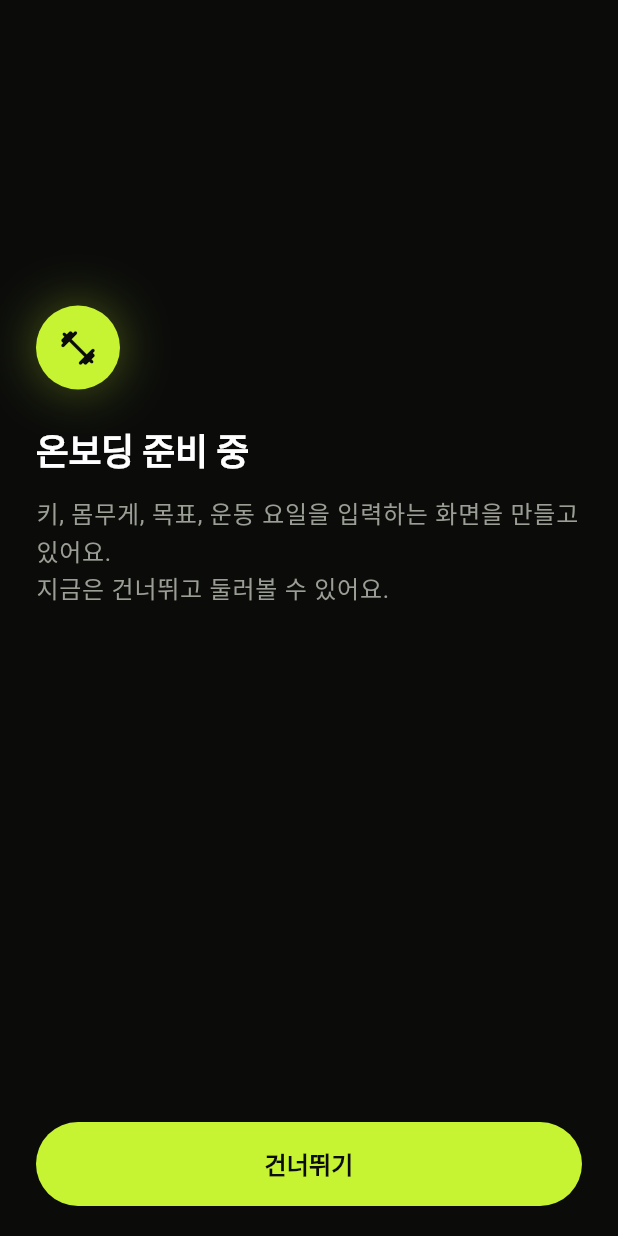
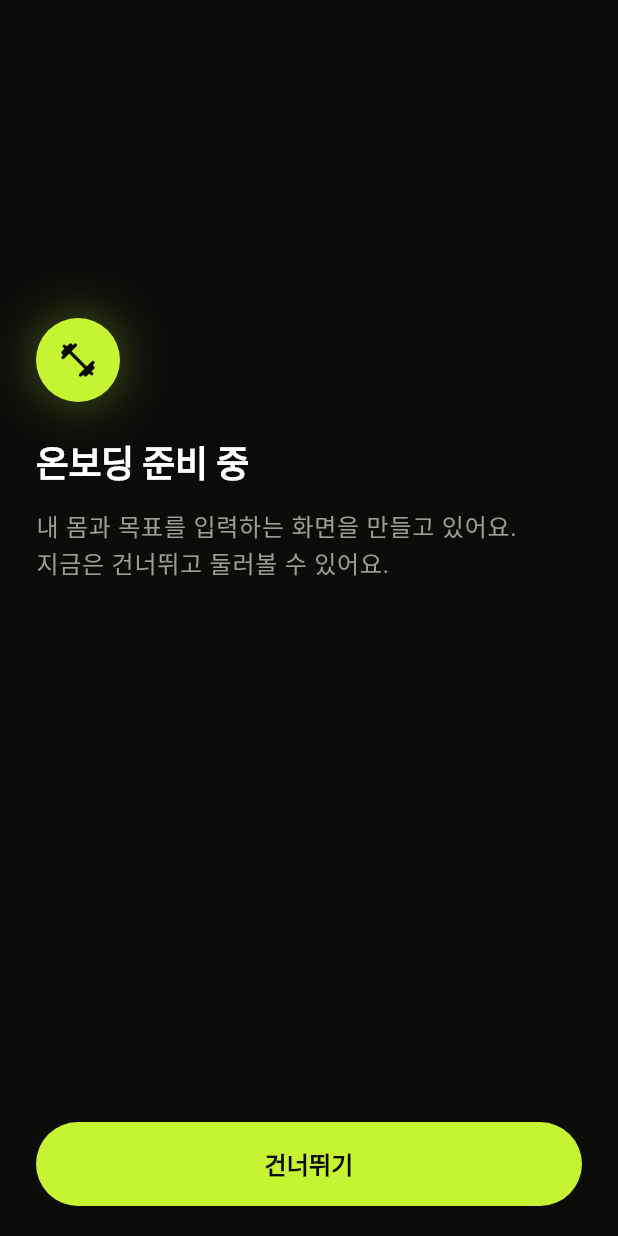
Before and after one commit to kcsc2217/fit-connect, a Flutter app: the OnboardingPlaceholderScreen screen opened by its route, on a phone screen of 412 x 824 dp. Run offline on Flutter 3.47's test engine with Material 3 defaults, Android fonts, the phone set to English and light mode, and no system bars; our stand-ins replace dio, flutter_riverpod, flutter_secure_storage, go_router, google_sign_in, material_ui; missing offline and left inert: kakao_flutter_sdk_user; accounts and stored records are empty.

Commit message:
앱 뼈대 008: 시뮬레이터 확인 후 화면 다듬기, ai-log 기록
- 로그인 상태로 바뀌는 화면(스플래시·로그인·온보딩·시작 오류)은 전환 애니메이션 없이 교체
- 줄바꿈이 어색한 문구 2곳 정리
- 계획 008 변경 이력에 시뮬레이터 확인 결과, ai-log에 008 기록

Co-Authored-By: Claude Opus 5.5 <noreply@anthropic.com>

```diff
--- a/app/lib/features/auth/presentation/onboarding_placeholder_screen.dart
+++ b/app/lib/features/auth/presentation/onboarding_placeholder_screen.dart
@@ -25,7 +25,7 @@ class OnboardingPlaceholderScreen extends ConsumerWidget {
               Text('온보딩 준비 중', style: text.headlineSmall),
               const SizedBox(height: 12),
               Text(
-                '키, 몸무게, 목표, 운동 요일을 입력하는 화면을 만들고 있어요.\n지금은 건너뛰고 둘러볼 수 있어요.',
+                '내 몸과 목표를 입력하는 화면을 만들고 있어요.\n지금은 건너뛰고 둘러볼 수 있어요.',
                 style: text.bodyLarge?.copyWith(color: AppColors.textSecondary),
               ),
               const Spacer(flex: 2),
--- a/app/lib/features/shell/main_shell.dart
+++ b/app/lib/features/shell/main_shell.dart
@@ -63,7 +63,7 @@ class TodayTab extends StatelessWidget {
   @override
   Widget build(BuildContext context) => const ComingSoonView(
     title: '오늘의 운동',
-    description: '알림 시각에 내 기록에 맞춘 오늘의 운동을 알려드릴게요.',
+    description: '알림 시각에 오늘의 운동을 알려드릴게요.',
     icon: Icons.fitness_center_rounded,
   );
 }
@@ -74,7 +74,7 @@ class DietTab extends StatelessWidget {
   @override
   Widget build(BuildContext context) => const ComingSoonView(
     title: '식단',
-    description: '오늘 목표 칼로리 안에서 먹을 메뉴를 추천해 드릴게요.',
+    description: '목표 칼로리에 맞는 메뉴를 추천해 드릴게요.',
     icon: Icons.restaurant_rounded,
   );
 }
@@ -85,7 +85,7 @@ class CoachTab extends StatelessWidget {
   @override
   Widget build(BuildContext context) => const ComingSoonView(
     title: 'AI 트레이너',
-    description: '내 기록을 아는 트레이너에게 몸 상태를 물어볼 수 있어요.',
+    description: '내 기록을 아는 트레이너에게 물어보세요.',
     icon: Icons.auto_awesome_rounded,
   );
 }
@@ -96,7 +96,7 @@ class ChallengeTab extends StatelessWidget {
   @override
   Widget build(BuildContext context) => const ComingSoonView(
     title: '챌린지',
-    description: '함께 기록하고 30일을 채우는 챌린지가 열릴 거예요.',
+    description: '함께 기록하며 30일을 채우는 챌린지예요.',
     icon: Icons.emoji_events_rounded,
   );
 }
```
Also changed, not shown: app/lib/router.dart (+10 -10 lines), 4 other files.
